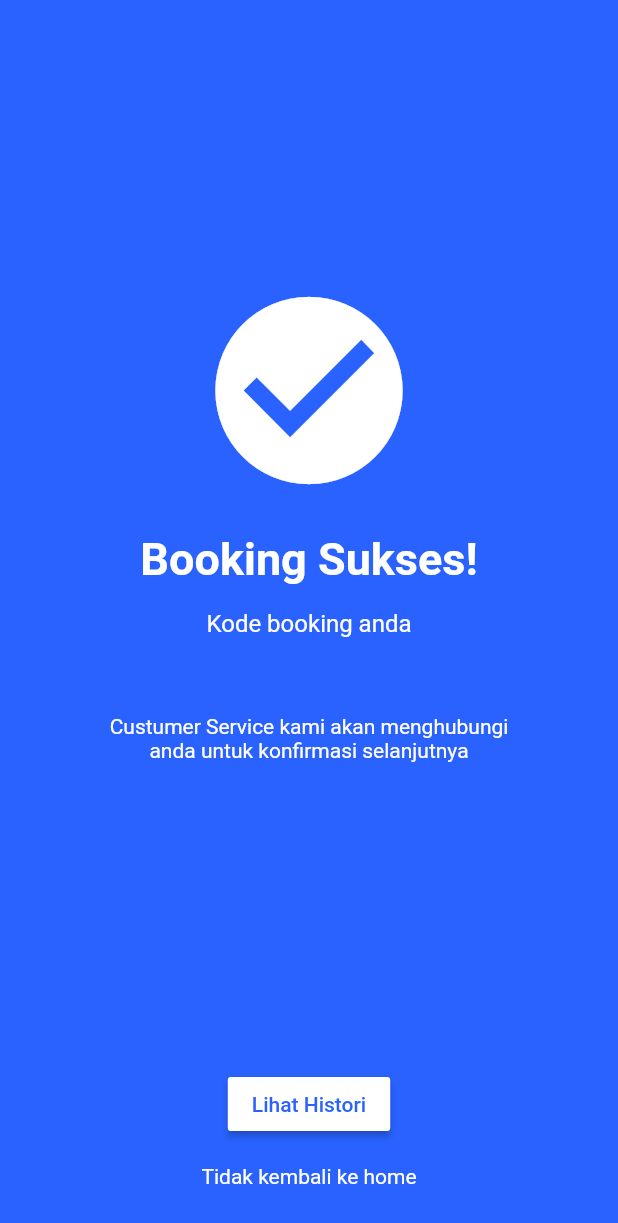
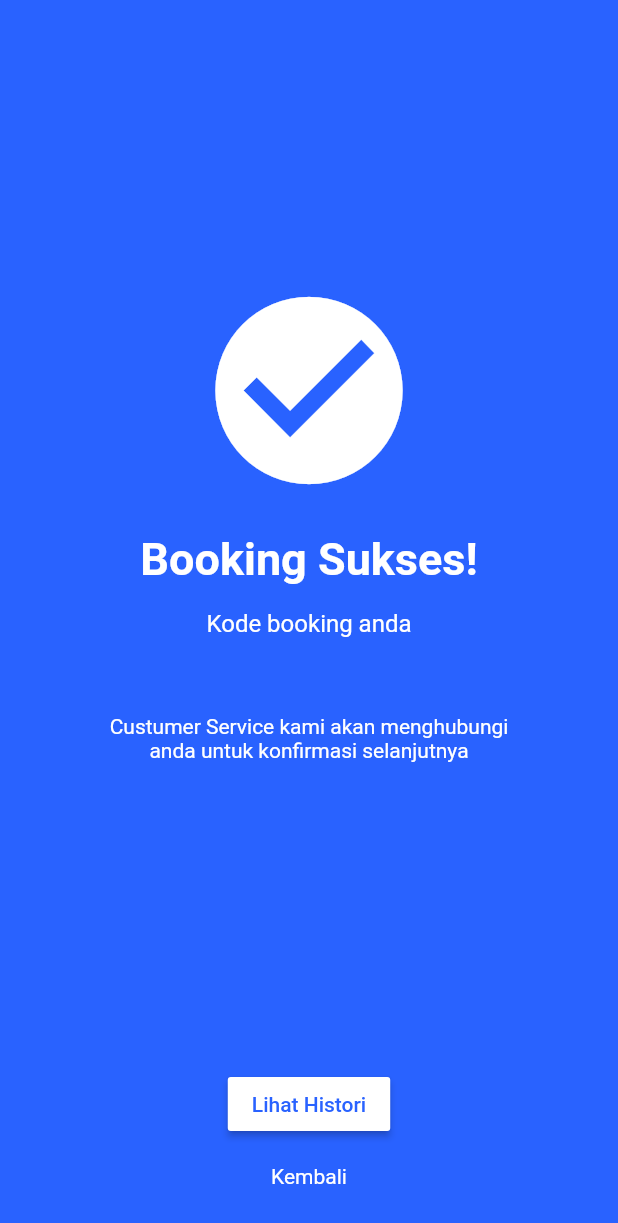
Before and after one commit to RafiIzzatulRizquFaris/healthish, a Flutter app: the BookingStatus screen opened directly with empty values, on a phone screen of 412 x 824 dp. Shown: the top 1223 px of the screen. Run offline on Flutter 3.47's test engine with Material 2 defaults, Android fonts, the phone set to English and light mode, and no system bars; our stand-ins replace badges, carousel_slider, cloud_firestore, curved_navigation_bar, email_validator, firebase_messaging and 7 more; accounts and stored records are empty.

```diff
--- a/lib/screen/booking_status/booking_status.dart
+++ b/lib/screen/booking_status/booking_status.dart
@@ -83,7 +83,7 @@ class _BookingStatusState extends State<BookingStatus> {
                   textColor: Constants.blueColor,
                   color: Constants.whiteColor,
                   onPressed: () {
-                    Navigator.push(
+                    Navigator.pushReplacement(
                         context,
                         MaterialPageRoute(
                             builder: (context) => MainNavigation()));
@@ -96,7 +96,7 @@ class _BookingStatusState extends State<BookingStatus> {
                     Navigator.of(context).pop();
                   },
                   child: Text(
-                    "Tidak kembali ke home",
+                    "Kembali",
                     style: TextStyle(fontWeight: FontWeight.w400),
                   ),
                 )
```
